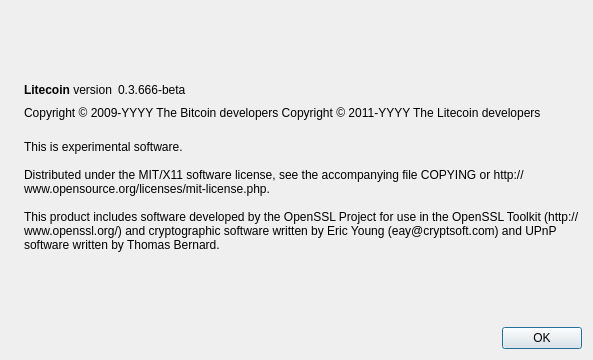
This is src/qt/forms/aboutdialog.ui in JohnKeyCoin/JohnKeyoin as Qt 5 draws it before an edit. The edited form follows.
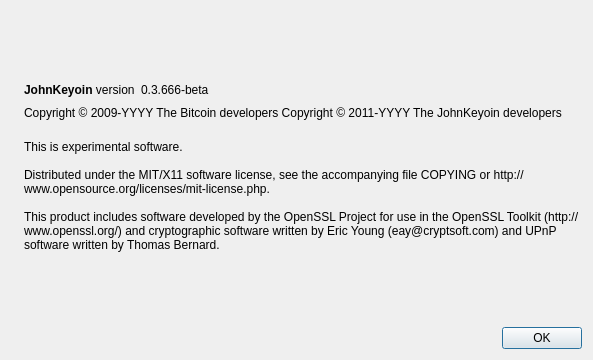
This is the edited form. Icons and pictures are not drawn.

```diff
--- a/src/qt/forms/aboutdialog.ui
+++ b/src/qt/forms/aboutdialog.ui
@@ -50,7 +50,7 @@
           <cursorShape>IBeamCursor</cursorShape>
          </property>
          <property name="text">
-          <string>&lt;b&gt;Litecoin&lt;/b&gt; version</string>
+          <string>&lt;b&gt;JohnKeyoin&lt;/b&gt; version</string>
          </property>
          <property name="textInteractionFlags">
           <set>Qt::LinksAccessibleByMouse|Qt::TextSelectableByKeyboard|Qt::TextSelectableByMouse</set>
@@ -92,7 +92,7 @@
        </property>
        <property name="text">
         <string notr="true">Copyright &amp;copy; 2009-YYYY The Bitcoin developers
-Copyright &amp;copy; 2011-YYYY The Litecoin developers</string>
+Copyright &amp;copy; 2011-YYYY The JohnKeyoin developers</string>
        </property>
        <property name="textFormat">
         <enum>Qt::RichText</enum>
```
Left out of the diff: 2 changed lines with no effect on the pictures.
